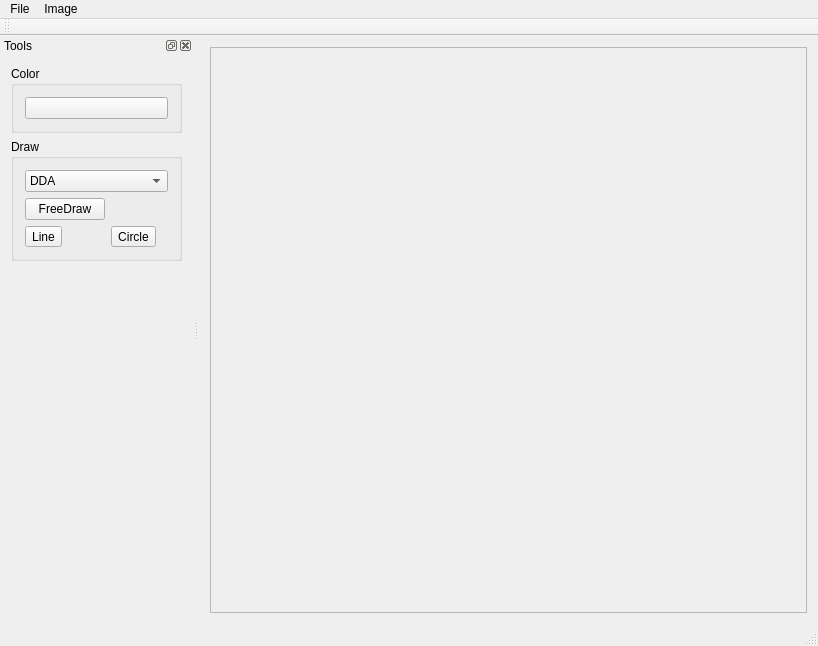
Before: the Qt Designer form src/ImageViewer.ui in DariaBozh/ImageViewer, drawn with Qt 5.
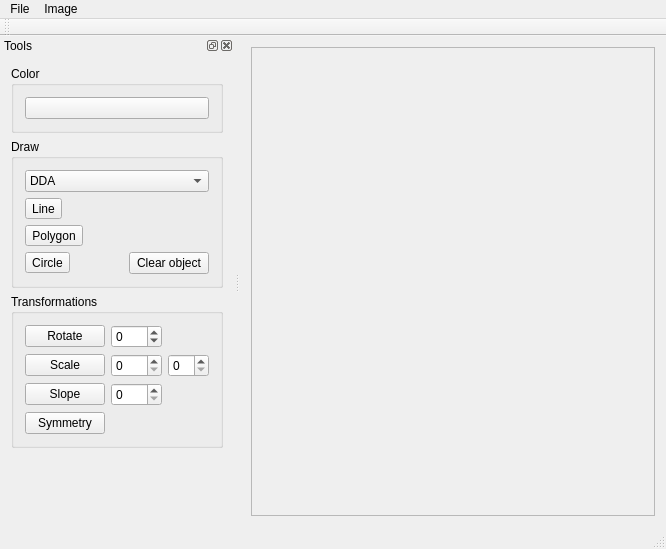
After: the same form once the commit is applied.

Commit message: Added polygon algorithm and rotation

```diff
--- a/src/ImageViewer.ui
+++ b/src/ImageViewer.ui
@@ -6,8 +6,8 @@
    <rect>
     <x>0</x>
     <y>0</y>
-    <width>818</width>
-    <height>646</height>
+    <width>666</width>
+    <height>549</height>
    </rect>
   </property>
   <property name="windowTitle">
@@ -25,8 +25,8 @@
         <rect>
          <x>0</x>
          <y>0</y>
-         <width>608</width>
-         <height>566</height>
+         <width>415</width>
+         <height>469</height>
         </rect>
        </property>
       </widget>
@@ -39,7 +39,7 @@
     <rect>
      <x>0</x>
      <y>0</y>
-     <width>818</width>
+     <width>666</width>
      <height>21</height>
     </rect>
    </property>
@@ -101,7 +101,20 @@
         <string>Draw</string>
        </property>
        <layout class="QGridLayout" name="gridLayout">
-        <item row="0" column="0" colspan="4">
+        <item row="1" column="0">
+         <widget class="QToolButton" name="toolButtonDrawLine">
+          <property name="text">
+           <string>Line</string>
+          </property>
+          <property name="checkable">
+           <bool>true</bool>
+          </property>
+          <attribute name="buttonGroup">
+           <string notr="true">buttonGroup</string>
+          </attribute>
+         </widget>
+        </item>
+        <item row="0" column="0" colspan="7">
          <widget class="QComboBox" name="comboBoxLineAlg">
           <item>
            <property name="text">
@@ -115,14 +128,7 @@
           </item>
          </widget>
         </item>
-        <item row="1" column="0">
-         <widget class="QPushButton" name="pushButton">
-          <property name="text">
-           <string>FreeDraw</string>
-          </property>
-         </widget>
-        </item>
-        <item row="2" column="1">
+        <item row="3" column="0">
          <widget class="QToolButton" name="toolButtonDrawCircle">
           <property name="text">
            <string>Circle</string>
@@ -135,10 +141,17 @@
           </attribute>
          </widget>
         </item>
+        <item row="3" column="6">
+         <widget class="QPushButton" name="pushButtonClearObject">
+          <property name="text">
+           <string>Clear object</string>
+          </property>
+         </widget>
+        </item>
         <item row="2" column="0">
-         <widget class="QToolButton" name="toolButtonDrawLine">
+         <widget class="QToolButton" name="toolButtonDrawPolygon">
           <property name="text">
-           <string>Line</string>
+           <string>Polygon</string>
           </property>
           <property name="checkable">
            <bool>true</bool>
@@ -151,6 +164,62 @@
        </layout>
       </widget>
      </item>
+     <item>
+      <widget class="QGroupBox" name="groupBox_3">
+       <property name="title">
+        <string>Transformations</string>
+       </property>
+       <layout class="QGridLayout" name="gridLayout_2">
+        <item row="1" column="0">
+         <widget class="QPushButton" name="pushButtonScale">
+          <property name="text">
+           <string>Scale</string>
+          </property>
+         </widget>
+        </item>
+        <item row="1" column="1">
+         <widget class="QSpinBox" name="spinBoxXScale"/>
+        </item>
+        <item row="0" column="0">
+         <widget class="QPushButton" name="pushButtonRotate">
+          <property name="text">
+           <string>Rotate</string>
+          </property>
+         </widget>
+        </item>
+        <item row="0" column="1">
+         <widget class="QSpinBox" name="SpinBoxDegreesRotate">
+          <property name="minimum">
+           <number>-360</number>
+          </property>
+          <property name="maximum">
+           <number>360</number>
+          </property>
+         </widget>
+        </item>
+        <item row="1" column="2">
+         <widget class="QSpinBox" name="spinBoxYScale"/>
+        </item>
+        <item row="3" column="0">
+         <widget class="QPushButton" name="pushButtonSymmetry">
+          <property name="text">
+           <string>Symmetry</string>
+          </property>
+         </widget>
+        </item>
+        <item row="2" column="0">
+         <widget class="QPushButton" name="pushButtonSlope">
+          <property name="text">
+           <string>Slope</string>
+          </property>
+         </widget>
+        </item>
+        <item row="2" column="1">
+         <widget class="QSpinBox" name="spinBoxSlope"/>
+        </item>
+       </layout>
+      </widget>
+     </item>
      <item>
       <spacer name="verticalSpacer">
        <property name="orientation">
```
The commit also changes 4 other files.
